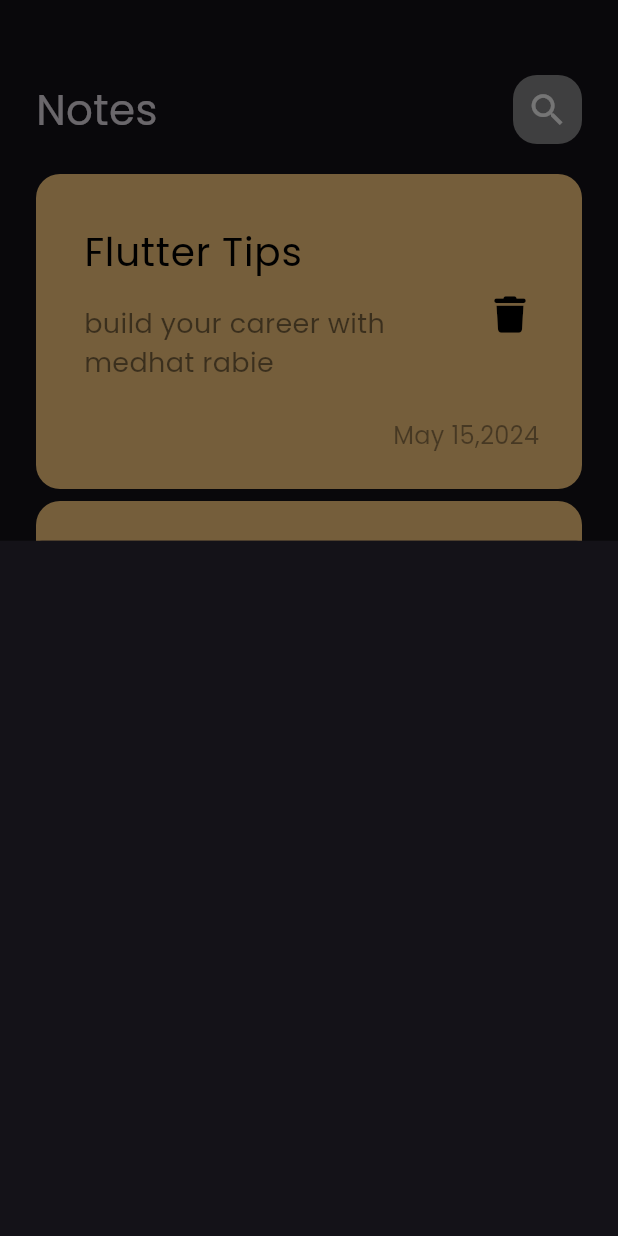
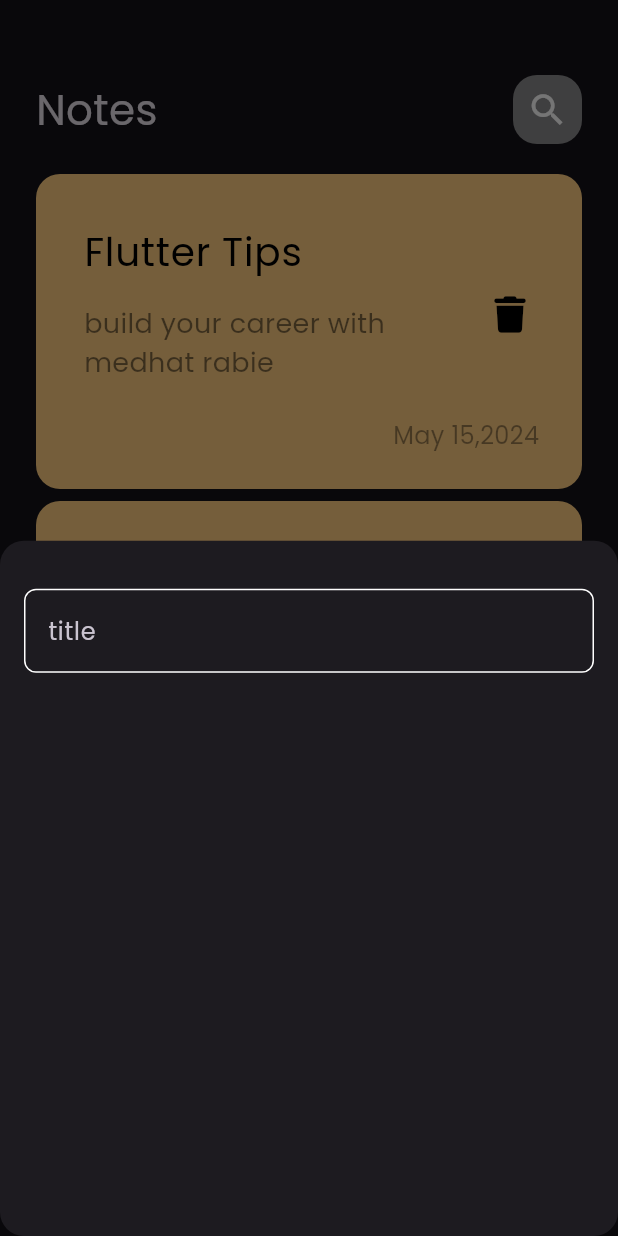
Before and after one commit to m12357/notes_app, a Flutter app: the screen it shows after launch, after a tap on the "add" icon, on a phone screen of 412 x 824 dp. Run offline on Flutter 3.47's test engine with Material 3 defaults, Android fonts, the phone set to English and light mode, and no system bars; our stand-ins replace font_awesome_flutter.

Commit message:
create custom text field

```diff
--- /dev/null
+++ b/lib/constans.dart
@@ -0,0 +1,3 @@
+import 'package:flutter/animation.dart';
+
+const kPrimaryColor = Color(0xff62FCD7);
--- a/lib/views/notes_view.dart
+++ b/lib/views/notes_view.dart
@@ -3,16 +3,21 @@ import 'package:notes/views/widgets/add_note_bottom_sheet.dart';
 import 'package:notes/views/widgets/notes_view_body.dart';
 
 class NotesView extends StatelessWidget {
-  const NotesView ({super.key});
+  const NotesView({super.key});
 
   @override
   Widget build(BuildContext context) {
-    return  Scaffold(
-      floatingActionButton: FloatingActionButton(onPressed: () {
-        showModalBottomSheet(context: context, builder: (context) {
-          return const AddNoteBottomSheet();
-        });
-      },
+    return Scaffold(
+      floatingActionButton: FloatingActionButton(
+          onPressed: () {
+            showModalBottomSheet(
+                shape: RoundedRectangleBorder(
+                    borderRadius: BorderRadius.circular(16)),
+                context: context,
+                builder: (context) {
+                  return const AddNoteBottomSheet();
+                });
+          },
           child: const Icon(Icons.add)),
       body: const NotesViewBody(),
     );
--- a/lib/views/widgets/add_note_bottom_sheet.dart
+++ b/lib/views/widgets/add_note_bottom_sheet.dart
@@ -1,9 +1,22 @@
 import 'package:flutter/material.dart';
+
+import 'custom_text_field.dart';
+
 class AddNoteBottomSheet extends StatelessWidget {
-  const AddNoteBottomSheet({Key? Key}): super(key: Key);
+  const AddNoteBottomSheet({Key? Key}) : super(key: Key);
 
   @override
   Widget build(BuildContext context) {
-    return const Scaffold();
+    return Padding(
+      padding: const EdgeInsets.symmetric(horizontal: 16),
+      child: Column(
+        children: [
+          SizedBox(
+            height: 32,
+          ),
+          CustomTextFieLd()
+        ],
+      ),
+    );
   }
 }
--- /dev/null
+++ b/lib/views/widgets/custom_text_field.dart
@@ -0,0 +1,26 @@
+import 'package:flutter/material.dart';
+
+import '../../constans.dart';
+
+class CustomTextFieLd extends StatelessWidget {
+  const CustomTextFieLd({super.key});
+
+  @override
+  Widget build(BuildContext context) {
+    return TextField(
+      cursorColor: kPrimaryColor,
+      decoration: InputDecoration(
+        hintText: "title",
+        border: buildBorder(),
+            enabledBorder: buildBorder(),
+        focusedBorder: buildBorder(kPrimaryColor),
+      ),
+    );
+  }
+}
+OutlineInputBorder buildBorder ([color]){
+  return OutlineInputBorder(
+    borderRadius: BorderRadius.circular(8),
+    borderSide: BorderSide(color:color?? Colors.white)
+  );
+}
```
